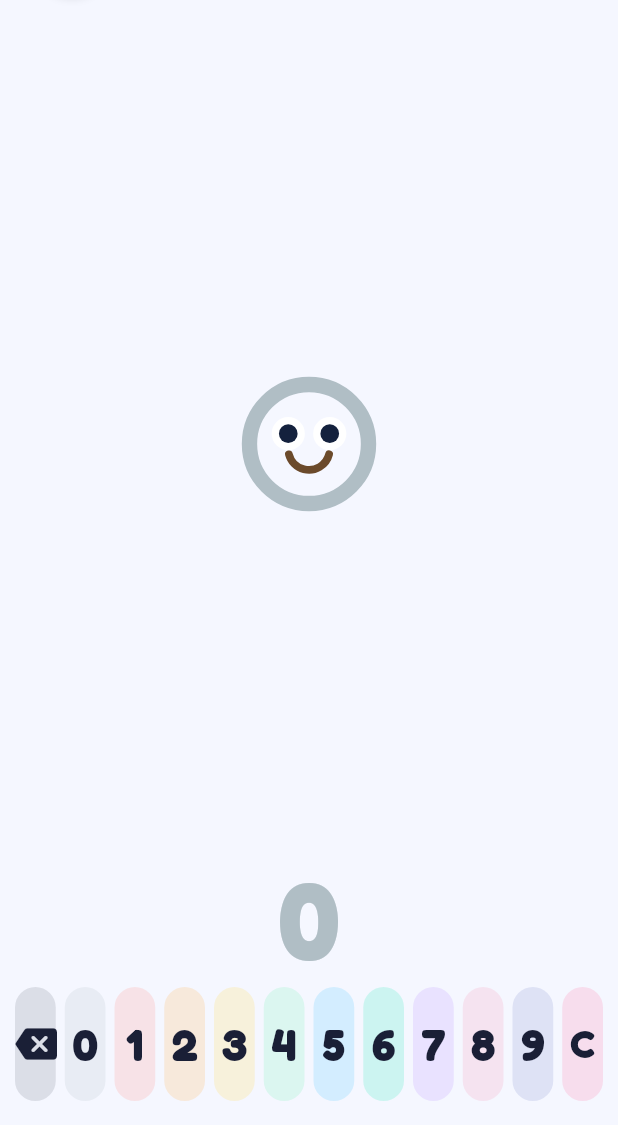
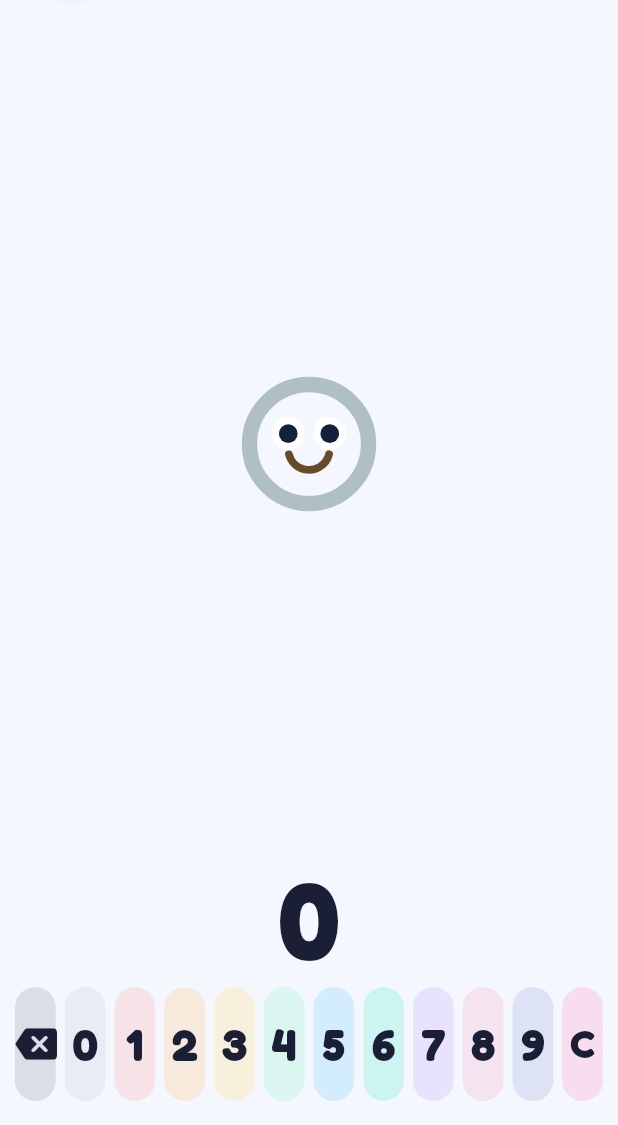
Before and after one commit to Panbaron1/Numberlandia, a Flutter app: the NumberMachineScreen screen opened directly, on a phone screen of 412 x 824 dp, the part 111-1236 px from its top. Run offline on Flutter 3.47's test engine with Material 3 defaults, Android fonts, the phone set to English and light mode, and no system bars; our stand-ins replace audioplayers, shared_preferences; accounts and stored records are empty.

Commit message:
Numberblocks: allow up to 20 digits
Digit cap 6 → 20. Tightened inter-block spacing and wrapped the number readout
in a FittedBox so a 20-digit row of per-digit blocks still fits.

Co-Authored-By: Claude Opus 4.8 <noreply@anthropic.com>

```diff
--- a/lib/screens/number_machine/number_machine_notifier.dart
+++ b/lib/screens/number_machine/number_machine_notifier.dart
@@ -3,7 +3,7 @@ import 'package:flutter/foundation.dart';
 /// Builds a number digit by digit (0–9 keypad). The value drives a numberblock
 /// view. Capped at 4 digits (0–9999) so the blocks stay drawable.
 class NumberInputNotifier extends ChangeNotifier {
-  static const int maxDigits = 6;
+  static const int maxDigits = 20;
 
   String _s = '0';
 
--- a/lib/screens/number_machine/number_machine_screen.dart
+++ b/lib/screens/number_machine/number_machine_screen.dart
@@ -62,7 +62,7 @@ class _NumberMachineScreenState extends State<NumberMachineScreen> {
                     crossAxisAlignment: CrossAxisAlignment.end,
                     children: [
                       for (int i = 0; i < _n.text.length; i++) ...[
-                        if (i > 0) const SizedBox(width: Gap.md),
+                        if (i > 0) const SizedBox(width: Gap.xs),
                         Expanded(
                           child: NumBlockView(
                               value: int.parse(_n.text[i])),
@@ -74,15 +74,19 @@ class _NumberMachineScreenState extends State<NumberMachineScreen> {
               ),
               // ── The number being written ────────────────────────────
               Padding(
-                padding: const EdgeInsets.symmetric(vertical: Gap.sm),
+                padding: const EdgeInsets.symmetric(
+                    horizontal: Gap.md, vertical: Gap.sm),
+                child: FittedBox(
+                  fit: BoxFit.scaleDown,
                   child: Text(
                     _n.text,
-                  style: TextStyle(
+                    style: const TextStyle(
                       fontSize: 72,
                       fontWeight: FontWeight.w800,
-                    color: NColors.numBlockColor(_n.value),
+                      color: NColors.ink,
                       letterSpacing: 2,
                       height: 1,
+                    ),
                   ),
                 ),
               ),
```
Lines whose indentation alone changed are shown as unchanged.
